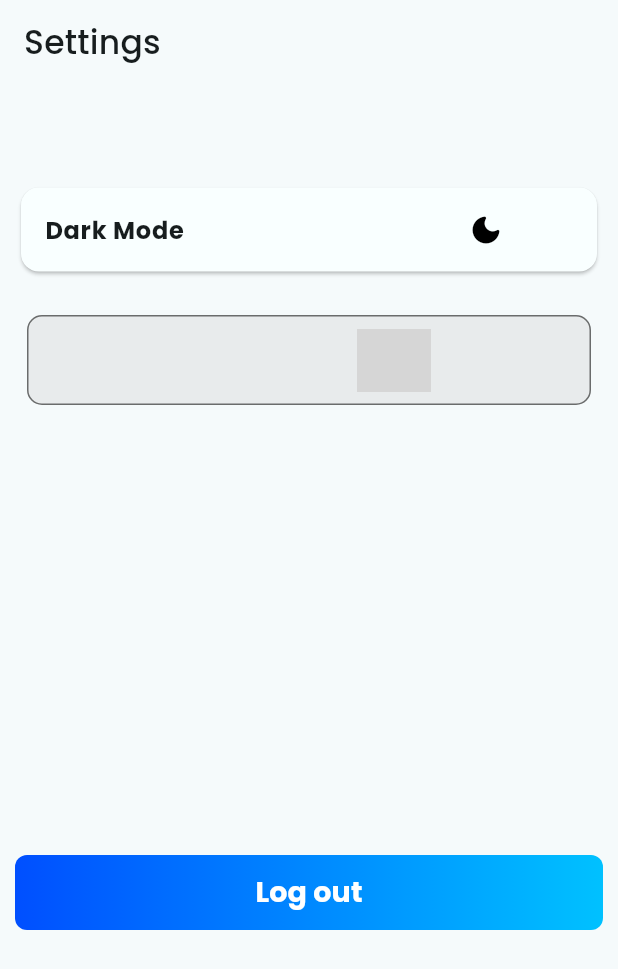
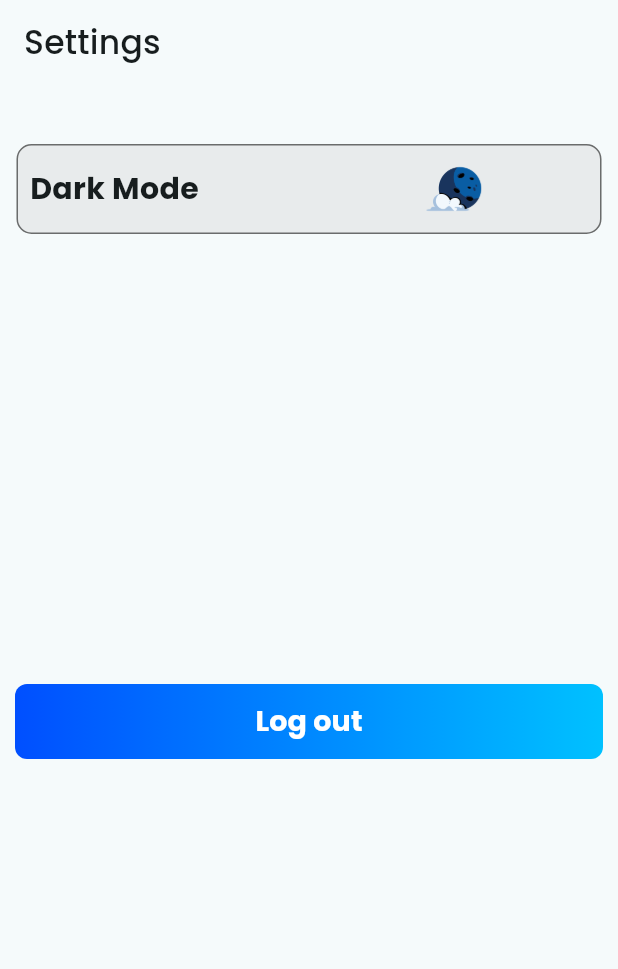
Before and after one commit to andriimobdev25/healthcare-app, a Flutter app: the SettingPage screen opened by its route, on a phone screen of 412 x 824 dp. Shown: the top 969 px of the screen. Run offline on Flutter 3.47's test engine with Material 3 defaults, Android fonts, the phone set to English and light mode, and no system bars; our stand-ins replace animate_do, cloud_firestore, firebase_auth, firebase_core, firebase_messaging, firebase_storage and 8 more; missing offline and left inert: google_mlkit_text_recognition; accounts and stored records are empty; network calls fail; grey boxes are pictures that could not be loaded.

Commit message:
Replace Card with DarkLightCard widget in SettingPage for improved functionality and styling

```diff
--- a/lib/pages/setting_page.dart
+++ b/lib/pages/setting_page.dart
@@ -54,62 +54,69 @@ class _SettingPageState extends State<SettingPage> {
                 SizedBox(
                   height: 30,
                 ),
-                Padding(
-                  padding: const EdgeInsets.symmetric(vertical: 25),
-                  child: Card(
-                    child: ListTile(
-                      title: Theme.of(context).brightness == Brightness.light
-                          ? Text(
-                              "Dark Mode",
-                              style: TextStyle(
-                                fontWeight: FontWeight.bold,
-                              ),
-                            )
-                          : Text(
-                              "Light Mode",
-                              style: TextStyle(
-                                fontWeight: FontWeight.bold,
-                              ),
-                            ),
-                      trailing: GestureDetector(
-                        onTap: _toggle,
-                        child: AnimatedContainer(
-                          duration: Duration(milliseconds: 500),
-                          width: Theme.of(context).brightness == Brightness.dark
-                              ? 50
-                              : 100,
-                          height:
-                              Theme.of(context).brightness == Brightness.dark
-                                  ? 50
-                                  : 50,
-                          decoration: BoxDecoration(
-                            borderRadius:
-                                Theme.of(context).brightness == Brightness.dark
-                                    ? BorderRadius.circular(100)
-                                    : BorderRadius.circular(10),
-                            color:
-                                Theme.of(context).brightness == Brightness.dark
-                                    ? Colors.black
-                                    : Colors.transparent,
-                          ),
-                          curve: Curves.easeInOut,
-                          child: Icon(
-                            Theme.of(context).brightness == Brightness.dark
-                                ? Icons.lightbulb
-                                : Icons.dark_mode_rounded,
-                            color:
-                                Theme.of(context).brightness == Brightness.dark
-                                    ? Colors.white
-                                    : Colors.black,
-                          ),
-                        ),
-                      ),
-                    ),
+                // Padding(
+                //   padding: const EdgeInsets.symmetric(vertical: 25),
+                //   child: Card(
+                //     child: ListTile(
+                //       title: Theme.of(context).brightness == Brightness.light
+                //           ? Text(
+                //               "Dark Mode",
+                //               style: TextStyle(
+                //                 fontWeight: FontWeight.bold,
+                //               ),
+                //             )
+                //           : Text(
+                //               "Light Mode",
+                //               style: TextStyle(
+                //                 fontWeight: FontWeight.bold,
+                //               ),
+                //             ),
+                //       trailing: GestureDetector(
+                //         onTap: _toggle,
+                //         child: AnimatedContainer(
+                //           duration: Duration(milliseconds: 500),
+                //           width: Theme.of(context).brightness == Brightness.dark
+                //               ? 50
+                //               : 100,
+                //           height:
+                //               Theme.of(context).brightness == Brightness.dark
+                //                   ? 50
+                //                   : 50,
+                //           decoration: BoxDecoration(
+                //             borderRadius:
+                //                 Theme.of(context).brightness == Brightness.dark
+                //                     ? BorderRadius.circular(100)
+                //                     : BorderRadius.circular(10),
+                //             color:
+                //                 Theme.of(context).brightness == Brightness.dark
+                //                     ? Colors.black
+                //                     : Colors.transparent,
+                //           ),
+                //           curve: Curves.easeInOut,
+                //           child: Icon(
+                //             Theme.of(context).brightness == Brightness.dark
+                //                 ? Icons.lightbulb
+                //                 : Icons.dark_mode_rounded,
+                //             color:
+                //                 Theme.of(context).brightness == Brightness.dark
+                //                     ? Colors.white
+                //                     : Colors.black,
+                //           ),
+                //         ),
+                //       ),
+                //     ),
+                //   ),
+                // ),
+                GestureDetector(
+                  onTap: _toggle,
+                  child: DarkLightCard(
+                    title: Theme.of(context).brightness == Brightness.light
+                        ? "Dark Mode"
+                        : "Light Mode",
+                    imageUrl: Theme.of(context).brightness == Brightness.light
+                        ? "assets/images/moon_11976034.png"
+                        : "assets/images/sun_11312227.png",
                   ),
-                ),
-                DarkLightCard(
-                  title: "",
-                  imageUrl: "",
                 ),
                 SizedBox(
                   height: 300,
--- a/lib/widgets/profile_widget/dark_light_card.dart
+++ b/lib/widgets/profile_widget/dark_light_card.dart
@@ -9,7 +9,7 @@ class DarkLightCard extends StatelessWidget {
   @override
   Widget build(BuildContext context) {
     return Padding(
-      padding: const EdgeInsets.symmetric(horizontal: 8),
+      padding: const EdgeInsets.symmetric(horizontal: 1),
       child: Container(
         width: double.infinity,
         height: 60,
```
